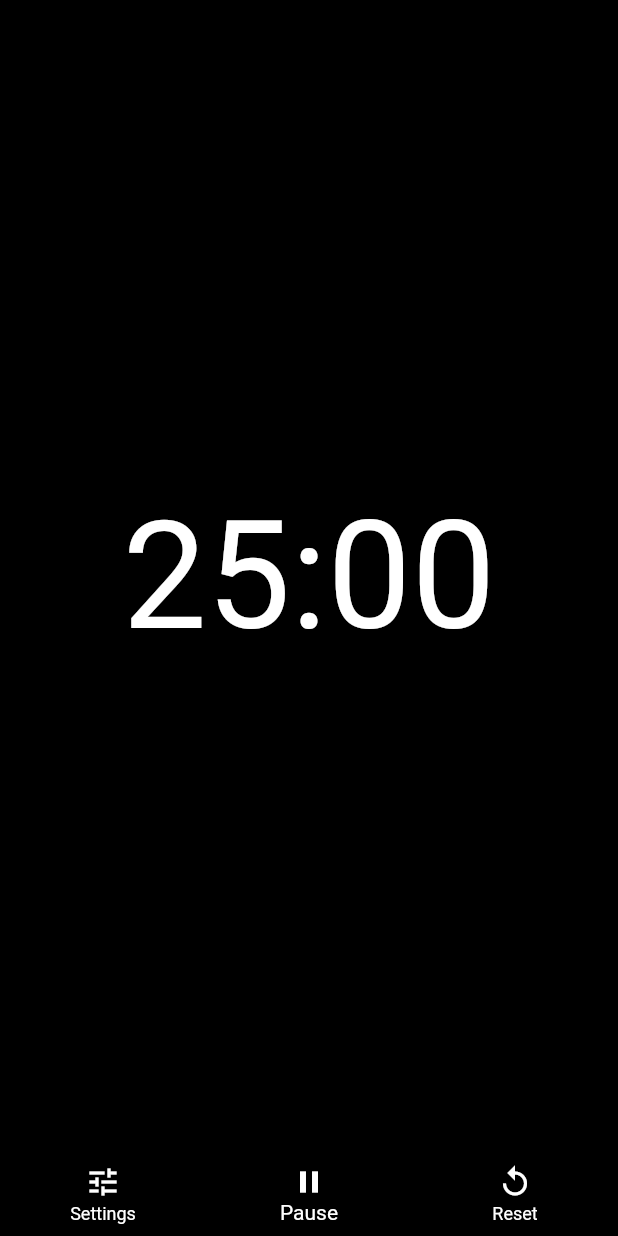
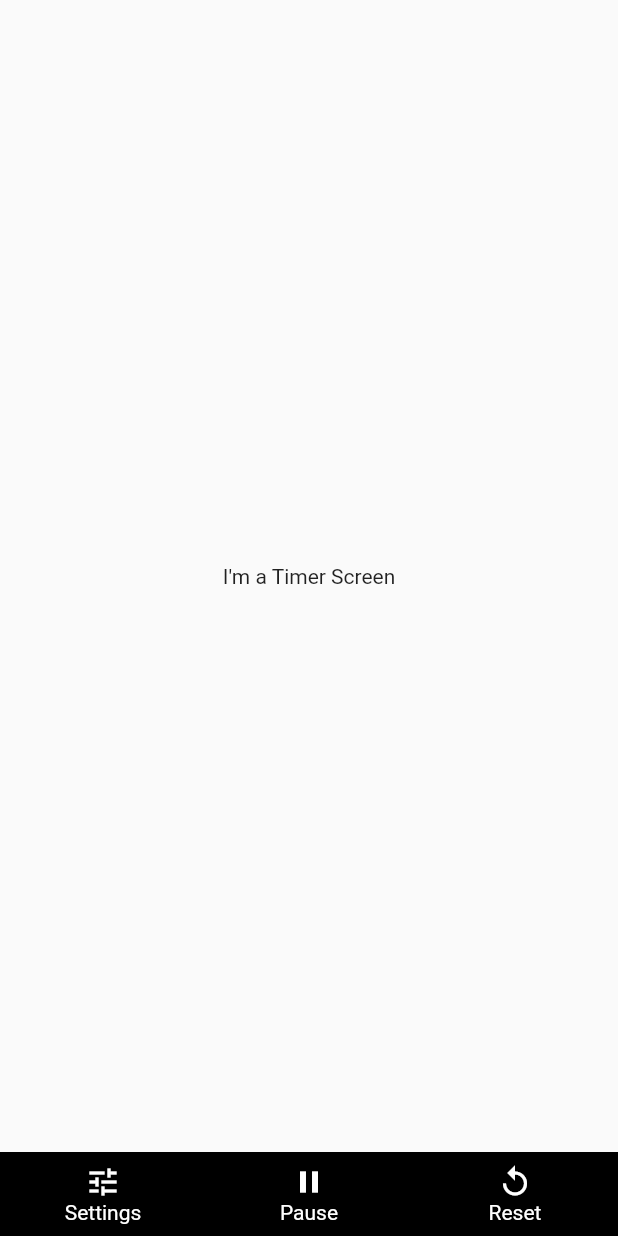
Before and after one commit to trance128/flutter-timer, a Flutter app: the screen it shows after launch, on a phone screen of 412 x 824 dp. Run offline on Flutter 3.47's test engine with Material 2 defaults, Android fonts, the phone set to English and light mode, and no system bars.

Commit message:
Added bottom bar navigation, 2 dummmy screens, presentation data provider

```diff
--- a/lib/main.dart
+++ b/lib/main.dart
@@ -1,4 +1,10 @@
 import 'package:flutter/material.dart';
+import 'package:provider/provider.dart';
+
+import './widgets/bottom_bar.dart';
+import './providers/presentation_data.dart';
+import './screens/timer_screen.dart';
+import './screens/options_screen.dart';
 
 void main() => runApp(Home());
 
@@ -8,69 +14,34 @@ class Home extends StatefulWidget {
 }
 
 class _HomeState extends State<Home> {
-  int _currentIndex = 1;
-
   @override
   Widget build(BuildContext context) {
-    return MaterialApp(
-      home: Scaffold(
-        backgroundColor: Colors.black,
-        body: Center(
-          child: Text(
-            "25:00",
-            style: TextStyle(
-              color: Colors.white,
-              fontSize: 100,
-            ),
-          ),
+    return MultiProvider(
+      providers: [
+        ChangeNotifierProvider<PresentationData>(
+          create: (_) => PresentationData(),
+        )
+      ],
+      child: MaterialApp(
+        home: Scaffold(
+          backgroundColor: Colors.black,
+          body: TimerScreen(),
         ),
-        bottomNavigationBar: BottomNavigationBar(
-          currentIndex: _currentIndex,
-          elevation: 0,
-          selectedItemColor: Colors.white,
-          unselectedItemColor: Colors.white,
-          backgroundColor: Colors.black,
-          items: <BottomNavigationBarItem>[
-            BottomNavigationBarItem(
-              backgroundColor: Colors.white,
-              icon: Icon(
-                Icons.tune,
-              ),
-              title: Text("Settings"),
-            ),
-            BottomNavigationBarItem(
-              icon: Icon(
-                Icons.pause,
-              ),
-              title: Text("Pause"),
-            ),
-            BottomNavigationBarItem(
-              icon: Icon(
-                Icons.replay,
-              ),
-              title: Text("Reset"),
-            )
-          ],
-          onTap: (index) {
-            setState(() {
-              _currentIndex = index;
-            });
-            switch(index) {
-              case 0: {
-                print("Case 0");
-                break;
-              }
-              case 1: {
-                print("Case 1");
-                break;
-              }
-              case 2: {
-                print("Case 2");
-              }
-            }
-          }
-        ),
+        routes: {
+          TimerScreen.routeName: (context) => TimerScreen(),
+          OptionsScreen.routeName: (context) => OptionsScreen(),
+        }
       ),
     );
   }
 }
+
+// Center(
+//             child: Text(
+//               "25:00",
+//               style: TextStyle(
+//                 color: Colors.white,
+//                 fontSize: 100,
+//               ),
+//             ),
+//           ),
--- /dev/null
+++ b/lib/providers/presentation_data.dart
@@ -0,0 +1,19 @@
+import 'package:flutter/foundation.dart';
+
+class PresentationData with ChangeNotifier {
+  bool _timerStarted = false;
+  bool get timerStarted => _timerStarted;
+
+  void toggleTimerStarted() {
+    _timerStarted = !_timerStarted;
+    notifyListeners();
+  }
+
+  int _bottomBarIndex = 1;
+  int get bottomBarIndex => _bottomBarIndex;
+
+  void setBottomBarIndex(int index) {
+    _bottomBarIndex = index;
+    notifyListeners();
+  }
+}
--- /dev/null
+++ b/lib/screens/options_screen.dart
@@ -0,0 +1,17 @@
+import 'package:flutter/material.dart';
+
+import '../widgets/bottom_bar.dart';
+
+class OptionsScreen extends StatelessWidget {
+  static const String routeName = '/options-screen';
+
+  @override
+  Widget build(BuildContext context) {
+    return Scaffold(
+          body: Center(
+        child: Text('I\'m an options screen'),
+      ),
+      bottomNavigationBar: BottomBar(),
+    );
+  }
+}
--- /dev/null
+++ b/lib/screens/timer_screen.dart
@@ -0,0 +1,17 @@
+import 'package:flutter/material.dart';
+
+import '../widgets/bottom_bar.dart';
+
+class TimerScreen extends StatelessWidget {
+  static const String routeName = '/timer-screen';
+
+  @override
+  Widget build(BuildContext context) {
+    return Scaffold(
+      body: Center(
+        child: Text("I'm a Timer Screen"),
+      ),
+      bottomNavigationBar: BottomBar(),
+    );
+  }
+}
--- /dev/null
+++ b/lib/widgets/bottom_bar.dart
@@ -0,0 +1,74 @@
+import 'package:flutter/material.dart';
+import 'package:provider/provider.dart';
+
+import '../providers/presentation_data.dart';
+import '../screens/options_screen.dart';
+import '../screens/timer_screen.dart';
+
+class BottomBar extends StatelessWidget {
+  @override
+  Widget build(BuildContext context) {
+    final PresentationData presentationData = Provider.of<PresentationData>(context);
+
+    return BottomNavigationBar(
+      currentIndex: presentationData.bottomBarIndex,
+      elevation: 0,
+      selectedItemColor: Colors.white,
+      unselectedItemColor: Colors.white,
+      selectedFontSize: 14,
+      unselectedFontSize: 14,
+      backgroundColor: Colors.black,
+      items: <BottomNavigationBarItem>[
+        BottomNavigationBarItem(
+          icon: Icon(
+            Icons.tune,
+            color: presentationData.bottomBarIndex == 0 ? Colors.grey : Colors.white,
+          ),
+          title: Text(
+            "Settings",
+            style: TextStyle(
+              color: presentationData.bottomBarIndex == 0 ? Colors.grey : Colors.white,
+            ),
+          ),
+        ),
+        BottomNavigationBarItem(
+          icon: const Icon(
+            Icons.pause,
+          ),
+          title: const Text("Pause"),
+        ),
+        BottomNavigationBarItem(
+          icon: const Icon(
+            Icons.replay,
+          ),
+          title: const Text("Reset"),
+        )
+      ],
+      onTap: (index) {
+        presentationData.setBottomBarIndex(index);
+
+        switch (index) {
+          case 0:
+            {
+              // TODO display options screen
+              print("Case 0");
+              Navigator.of(context).pushNamed(OptionsScreen.routeName);
+              break;
+            }
+          case 1:
+            {
+              // TODO pause timer
+              print("Case 1");
+              Navigator.of(context).pushReplacementNamed(TimerScreen.routeName);
+              break;
+            }
+          case 2:
+            {
+              // TODO reset timer
+              print("Case 2");
+            }
+        }
+      },
+    );
+  }
+}
```
